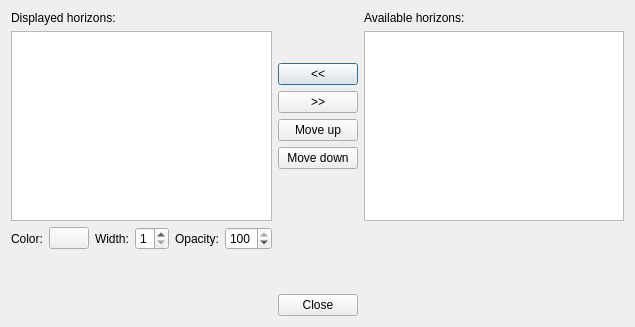
Old version of the form GridUI/horizonitemsdialog.ui in the repository fsoos74/su.
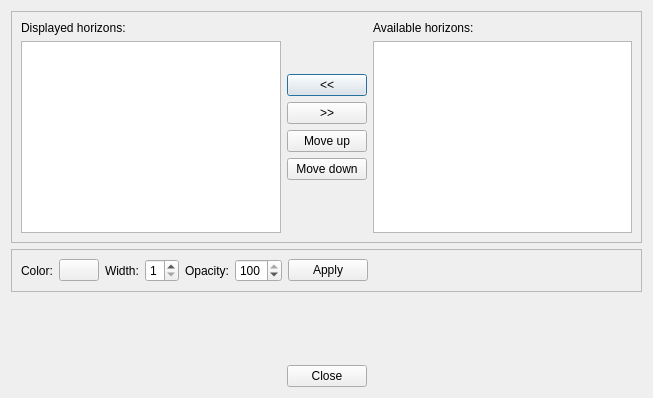
New version of the form. Custom widgets are drawn as their Qt base class.

```diff
--- a/GridUI/horizonitemsdialog.ui
+++ b/GridUI/horizonitemsdialog.ui
@@ -6,8 +6,8 @@
    <rect>
     <x>0</x>
     <y>0</y>
-    <width>635</width>
-    <height>327</height>
+    <width>653</width>
+    <height>398</height>
    </rect>
   </property>
   <property name="windowTitle">
@@ -15,6 +15,13 @@
   </property>
   <layout class="QVBoxLayout" name="verticalLayout_4">
    <item>
+    <widget class="QFrame" name="frame">
+     <property name="frameShape">
+      <enum>QFrame::StyledPanel</enum>
+     </property>
+     <property name="frameShadow">
+      <enum>QFrame::Raised</enum>
+     </property>
     <layout class="QHBoxLayout" name="horizontalLayout_2">
      <item>
       <layout class="QVBoxLayout" name="verticalLayout_2">
@@ -117,8 +124,16 @@
       </layout>
      </item>
     </layout>
+    </widget>
    </item>
    <item>
+    <widget class="QFrame" name="frame_2">
+     <property name="frameShape">
+      <enum>QFrame::StyledPanel</enum>
+     </property>
+     <property name="frameShadow">
+      <enum>QFrame::Raised</enum>
+     </property>
     <layout class="QHBoxLayout" name="horizontalLayout">
      <item>
       <widget class="QLabel" name="label_2">
@@ -174,6 +189,13 @@
        </property>
       </widget>
      </item>
+      <item>
+       <widget class="QPushButton" name="pbApply">
+        <property name="text">
+         <string>Apply</string>
+        </property>
+       </widget>
+      </item>
      <item>
       <spacer name="horizontalSpacer">
        <property name="orientation">
@@ -181,13 +203,14 @@
        </property>
        <property name="sizeHint" stdset="0">
         <size>
-         <width>40</width>
+          <width>206</width>
          <height>20</height>
         </size>
        </property>
       </spacer>
      </item>
     </layout>
+    </widget>
    </item>
    <item>
     <spacer name="verticalSpacer_2">
```
Lines whose indentation alone changed are shown as unchanged.
